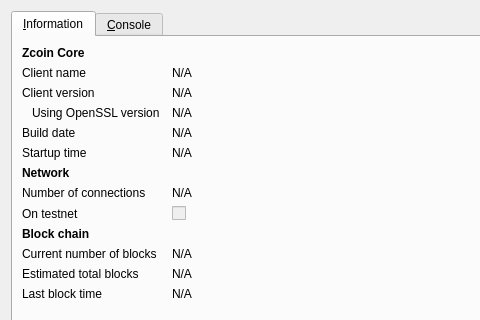
First picture: the form in src/qt/forms/rpcconsole.ui, repository firoorg/firo, before the edit; both pictures show x 0 to 480 and y 0 to 320 of the 740 by 491 pixel window.
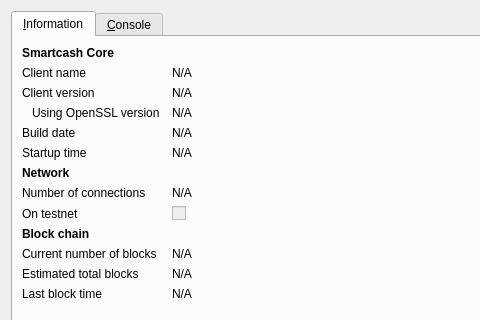
Second picture: the form after the edit. Icons and pictures are not drawn.

```diff
--- a/src/qt/forms/rpcconsole.ui
+++ b/src/qt/forms/rpcconsole.ui
@@ -36,7 +36,7 @@
           </font>
          </property>
          <property name="text">
-          <string>Zcoin Core</string>
+          <string>Smartcash Core</string>
          </property>
         </widget>
        </item>
```
Left out of the diff: 6 changed lines with no effect on the pictures.
